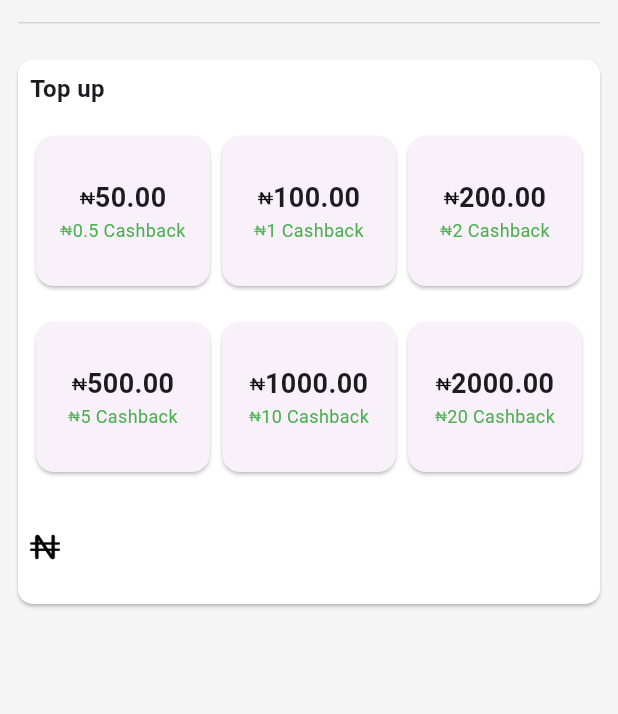
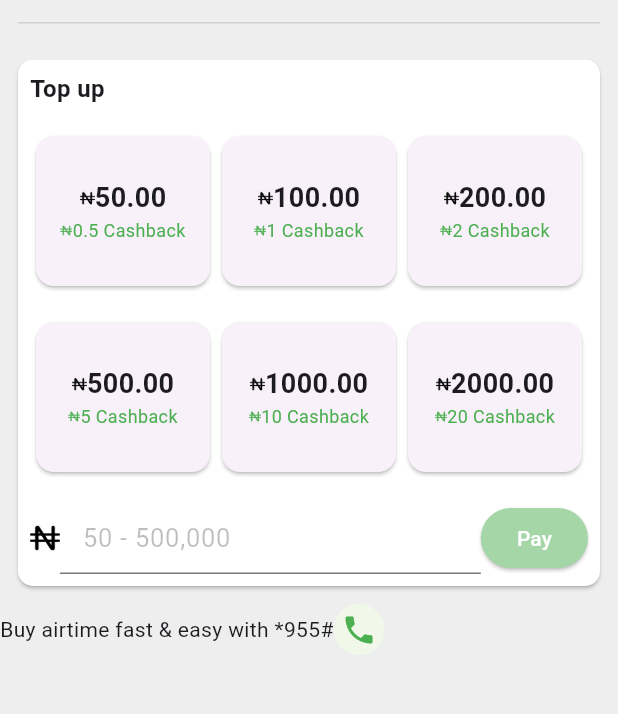
Before and after one commit to EverlastingBigFlo/mobile_app_ui, a Flutter app: the airtime screen opened by its route, on a phone screen of 412 x 824 dp, the part 305-1019 px from its top. Run offline on Flutter 3.47's test engine with Material 2 defaults, Android fonts, the light colour scheme and no system bars; our stand-ins replace smooth_page_indicator.

Commit message:
added textfield under my cards

```diff
--- a/lib/pages/airtime.dart
+++ b/lib/pages/airtime.dart
@@ -37,7 +37,7 @@ class _airtimeState extends State<airtime> {
           ),
         ],
       ),
-      backgroundColor: Colors.grey[100],
+      backgroundColor: Colors.grey[200],
       body: SingleChildScrollView(
         child: Column(
           children: [
@@ -538,20 +538,34 @@ class _airtimeState extends State<airtime> {
                     Padding(
                       padding: EdgeInsets.all(8.0),
                       child: Row(
+                        crossAxisAlignment: CrossAxisAlignment.center,
+                        // mainAxisAlignment: MainAxisAlignment.start,
                         children: [
                           Image.asset(
                             'lib/assets/nigeria-naira-currency-symbol.png',
                             height: 20,
                           ),
-                          SizedBox(
-                            width: 230,
-                            height: 60,
+                          Expanded(
                             child: TextField(
                               keyboardType: TextInputType.number,
-                              decoration:
-                                  InputDecoration(border: InputBorder.none),
+                              decoration: InputDecoration(
+                                contentPadding: EdgeInsets.only(left: 15),
+                                hintText: '50 - 500,000',
+                                hintStyle: TextStyle(
+                                    color: Colors.black26, fontSize: 17),
+                                // ),
+                              ),
                             ),
                           ),
+                          ElevatedButton(
+                              style: ButtonStyle(
+                                  backgroundColor: MaterialStatePropertyAll(
+                                      Colors.green[200])),
+                              onPressed: () => {},
+                              child: Text(
+                                'Pay',
+                                style: TextStyle(color: Colors.white),
+                              ))
                         ],
                       ),
                     )
@@ -559,6 +573,36 @@ class _airtimeState extends State<airtime> {
                 ),
               ),
             ),
+            Container(
+              child: Row(
+                children: [
+                  Text('Buy airtime fast & easy with *955#'),
+                  InkWell(
+                    onTap: () {
+                      // Your onTap callback code here
+                    },
+                    borderRadius: BorderRadius.circular(
+                        20), // Adjust the border radius as needed
+                    child: Ink(
+                      decoration: BoxDecoration(
+                        shape: BoxShape.circle,
+                        color: Colors.lightGreen[50],
+                      ),
+                      child: Padding(
+                        padding:
+                            EdgeInsets.all(5.0), // Adjust the padding as needed
+                        child: Icon(
+                          Icons.phone, // Replace with your desired icon
+                          color:
+                              Colors.green, // Adjust the icon color as needed
+                          size: 24, // Adjust the icon size as needed
+                        ),
+                      ),
+                    ),
+                  )
+                ],
+              ),
+            )
           ],
         ),
       ),
```
